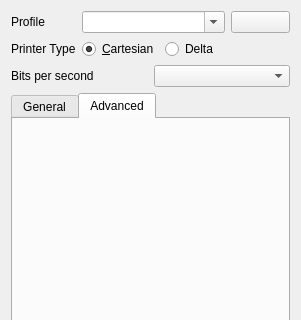
Before: the Qt Designer form src/dialogs/profilesdialog.ui in KDE/atelier, drawn with Qt 5; both pictures show x 0 to 301 and y 0 to 320 of the 301 by 622 pixel window.
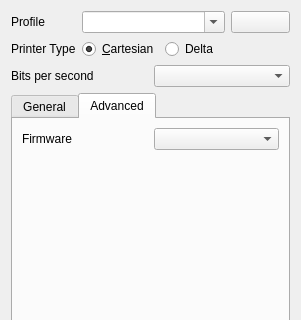
After: the same form once the commit is applied. The open tabs and pages were chosen to show the change.

Commit message: Update Profile Dialog

The edit to the form file:
```diff
--- a/src/dialogs/profilesdialog.ui
+++ b/src/dialogs/profilesdialog.ui
@@ -268,7 +268,31 @@
       <attribute name="title">
        <string>Advanced</string>
       </attribute>
-      <layout class="QGridLayout" name="gridLayout_7"/>
+       <layout class="QGridLayout" name="gridLayout_7">
+        <item row="0" column="0">
+         <widget class="QLabel" name="label_6">
+          <property name="text">
+           <string>Firmware</string>
+          </property>
+         </widget>
+        </item>
+        <item row="0" column="1">
+         <widget class="QComboBox" name="firmwareCB"/>
+        </item>
+        <item row="1" column="0">
+         <spacer name="verticalSpacer">
+          <property name="orientation">
+           <enum>Qt::Vertical</enum>
+          </property>
+          <property name="sizeHint" stdset="0">
+           <size>
+            <width>20</width>
+            <height>40</height>
+           </size>
+          </property>
+         </spacer>
+        </item>
+       </layout>
      </widget>
     </widget>
    </item>
```
Left out of the diff: 12 changed lines with no effect on the pictures. The commit also changes 4 other files.
